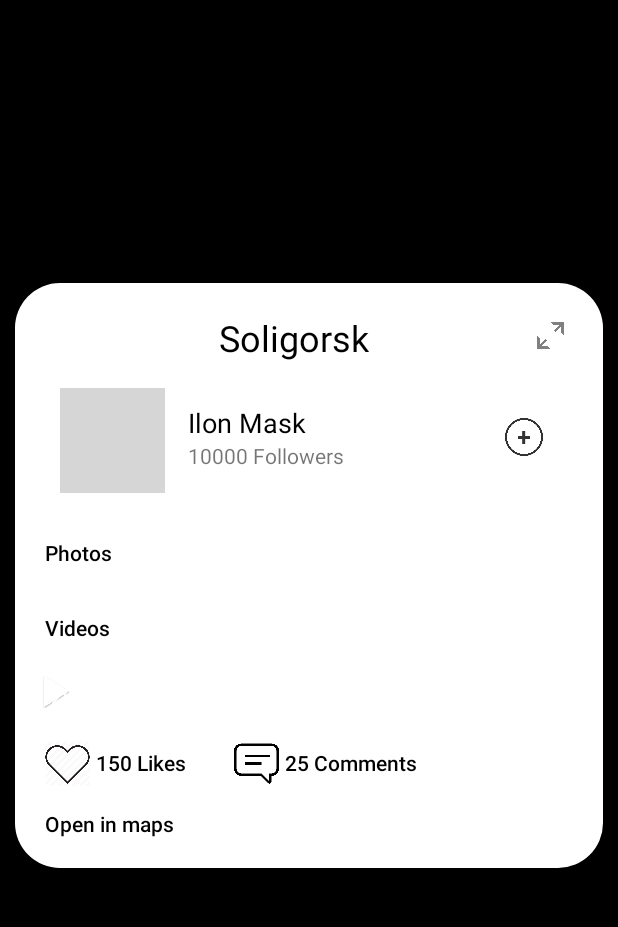
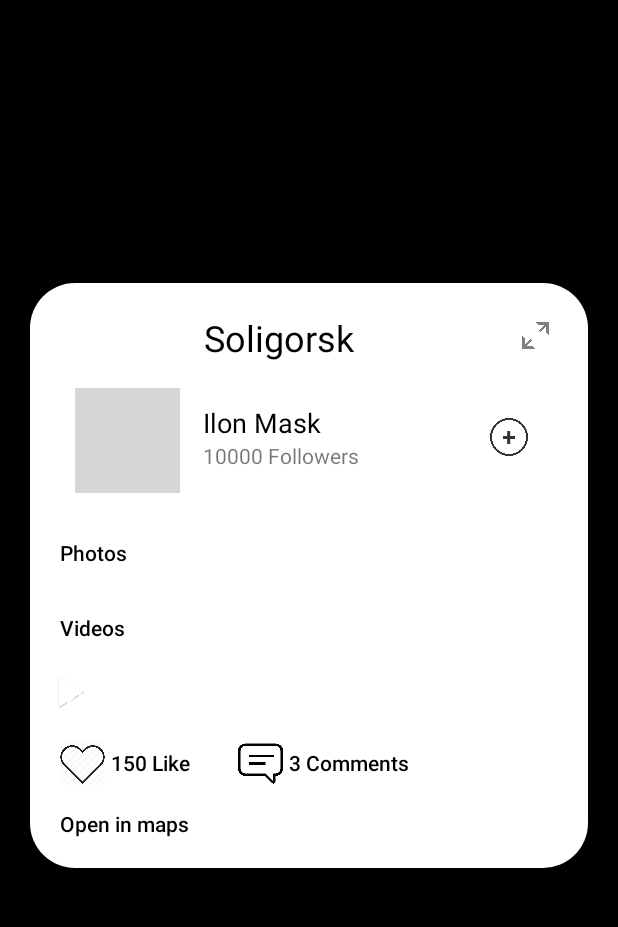
Before and after one commit to heapix-learn/discovery, an Android app: the screen it shows after launch (MainActivity), on a phone screen of 412 x 824 dp, the part 84-1011 px from its top. Run offline under Robolectric (Android 15) with nearby library versions, the phone set to English and light mode, and no system bars; our stand-ins replace CircleImageView; pictures from the network do not load; grey boxes are pictures that could not be loaded.

Commit message:
Added localization

```diff
--- a/app/src/main/java/com/heapixLearn/discovery/ui/post/preview/PhotoAdapter.java
+++ b/app/src/main/java/com/heapixLearn/discovery/ui/post/preview/PhotoAdapter.java
@@ -54,7 +54,7 @@ public class PhotoAdapter extends BaseAdapter {
             photo.setClipToOutline(true);
         }
 
-        Glide.with(context).load(photos.get(position)).apply(new RequestOptions().override(300, 300))
+        Glide.with(context).load(photos.get(position)).apply(new RequestOptions().override(250, 250))
                 .apply(new RequestOptions().centerCrop()).into(photo);
 
         view.setPadding(0, 0, 20, 0);
--- a/app/src/main/java/com/heapixLearn/discovery/ui/post/preview/PostPreviewFragment.java
+++ b/app/src/main/java/com/heapixLearn/discovery/ui/post/preview/PostPreviewFragment.java
@@ -38,6 +38,8 @@ public class PostPreviewFragment extends Fragment implements View.OnClickListene
     private static final String POSITION ="position";
     private static final String VIDEO_URL = "videosURL";
 
+    private static final int CODE_FOLLOWERS = 0;
+    private static final int CODE_COMMENTS = 1;
 
     CircleImageView avatar;
     TextView username;
@@ -84,7 +86,7 @@ public class PostPreviewFragment extends Fragment implements View.OnClickListene
         @Override
         public void run() {
             Toast.makeText(getContext(), Objects.requireNonNull(getContext())
-                            .getString(R.string.follow_on_failure), Toast.LENGTH_SHORT).show();
+                            .getString(R.string.unable_to_update_data), Toast.LENGTH_SHORT).show();
         }
     };
 
@@ -94,13 +96,9 @@ public class PostPreviewFragment extends Fragment implements View.OnClickListene
             if(currentUser.isPostLiked(currentPost.getId())){
                 currentUser.setLiked(currentPost.getId(), false);
                 btnLike.setBackgroundResource(R.drawable.button_like);
-                Toast.makeText(getContext(), Objects.requireNonNull(getContext())
-                        .getString(R.string.post_not_liked), Toast.LENGTH_SHORT).show();
             } else {
                 currentUser.setLiked(currentPost.getId(), true);
                 btnLike.setBackgroundResource(R.drawable.button_liked);
-                Toast.makeText(getContext(), Objects.requireNonNull(getContext())
-                        .getString(R.string.post_liked), Toast.LENGTH_SHORT).show();
             }
 
         }
@@ -110,7 +108,7 @@ public class PostPreviewFragment extends Fragment implements View.OnClickListene
         @Override
         public void run() {
             Toast.makeText(getContext(), Objects.requireNonNull(getContext())
-                    .getString(R.string.like_on_failure), Toast.LENGTH_SHORT).show();
+                    .getString(R.string.unable_to_update_data), Toast.LENGTH_SHORT).show();
         }
     };
 
@@ -165,7 +163,10 @@ public class PostPreviewFragment extends Fragment implements View.OnClickListene
 
         postManager = new PostManager();
         userManager = new UserManager();
-        //TODO : add id from other fragment via Bundle
+
+        /*currentPost = (IPost) Objects.requireNonNull(getActivity()).getIntent()
+                .getSerializableExtra("post");*/
+
         currentPost = postManager.getPostById(0);
         currentUser = userManager.getUserByAccountId(currentPost.getAccountId());
 
@@ -192,12 +193,11 @@ public class PostPreviewFragment extends Fragment implements View.OnClickListene
                 .into(avatar);
 
         username.setText(currentUser.getName());
-        followers.setText(String.valueOf(currentUser.getFollowers()) + " " +
-                getString(R.string.str_followers));
+        setTextNumbers(CODE_FOLLOWERS, followers, currentUser.getFollowers());
 
         nameLocation.setText(currentPost.getNameLocation());
-        quantityLikes.setText(currentPost.getLikes() + " " + getString(R.string.str_likes));
-        quantityComments.setText(currentPost.getComments() + " " + getString(R.string.str_comments));
+        quantityLikes.setText(currentPost.getLikes() + " " + getString(R.string.like));
+        setTextNumbers(CODE_COMMENTS, quantityComments, currentPost.getComments());
 
         if(currentUser.isFriend()){
             btnFollow.setBackgroundResource(R.drawable.button_follower);
@@ -217,6 +217,41 @@ public class PostPreviewFragment extends Fragment implements View.OnClickListene
         initVideos();
 
         return previewFragment;
+    }
+
+    private void setTextNumbers(int code, TextView textView, int quantity){
+        switch (code){
+            case 0:
+                if(quantity % 10 == 1){
+                    String followersOne = quantity + " " + previewFragment.getContext()
+                            .getString(R.string.followers_1);
+                    textView.setText(followersOne);
+                } else if(quantity % 10 >= 2 && quantity % 10 <= 4) {
+                    String followersTwoFour = quantity + " " +  previewFragment.getContext()
+                            .getString(R.string.followers_2_4);
+                    textView.setText(followersTwoFour);
+                } else {
+                    String followersDefault = quantity + " " + previewFragment.getContext()
+                            .getString(R.string.followers_default);
+                    textView.setText(followersDefault);
+                }
+                break;
+            case 1:
+                if(quantity % 10 == 1){
+                    String commentsOne = quantity + " " + previewFragment.getContext()
+                            .getString(R.string.comments_1);
+                    textView.setText(commentsOne);
+                } else if(quantity % 10 >= 2 && quantity % 10 <= 4) {
+                    String commentsTwoFour = quantity + " " +  previewFragment.getContext()
+                            .getString(R.string.comments_2_4);
+                    textView.setText(commentsTwoFour);
+                } else {
+                    String commentsDefault = quantity + " " + previewFragment.getContext()
+                            .getString(R.string.comments_default);
+                    textView.setText(commentsDefault);
+                }
+                break;
+        }
     }
 
     @Override
--- a/app/src/main/java/com/heapixLearn/discovery/ui/post/preview/VideoAdapter.java
+++ b/app/src/main/java/com/heapixLearn/discovery/ui/post/preview/VideoAdapter.java
@@ -6,6 +6,7 @@ import android.view.LayoutInflater;
 import android.view.View;
 import android.view.ViewGroup;
 import android.widget.BaseAdapter;
+import android.widget.ImageButton;
 import android.widget.ImageView;
 import android.widget.TextView;
 
@@ -62,7 +63,7 @@ public class VideoAdapter extends BaseAdapter {
 
         Glide.with(context)
                 .load(videoItems.get(position).getThumbnailURL())
-                .apply(new RequestOptions().override(300, 300))
+                .apply(new RequestOptions().override(250, 250))
                 .apply(new RequestOptions().centerCrop())
                 .into(thumbnail);
 
--- a/app/src/main/java/com/heapixLearn/discovery/ui/post/preview/dummy/PostManager.java
+++ b/app/src/main/java/com/heapixLearn/discovery/ui/post/preview/dummy/PostManager.java
@@ -28,7 +28,7 @@ public class PostManager implements IPostManager {
                         )
                 )),
                 "Soligorsk",
-                150, 25,
+                150, 3,
                 false, true)
         );
 
--- a/app/src/main/res/layout/post_preview_item.xml
+++ b/app/src/main/res/layout/post_preview_item.xml
@@ -18,8 +18,8 @@
             android:layout_width="wrap_content"
             android:layout_height="wrap_content"
             android:layout_gravity="center"
-            android:layout_marginStart="10dp"
-            android:layout_marginEnd="10dp"
+            android:layout_marginStart="20dp"
+            android:layout_marginEnd="20dp"
             android:background="@drawable/share_preview_form">
 
             <TextView
--- a/app/src/main/res/values/strings.xml
+++ b/app/src/main/res/values/strings.xml
@@ -1,18 +1,20 @@
 <resources>
-    <string name="app_name">Discovery</string>
+    <string name="app_name" translatable="false">Discovery</string>
     <string name="open_in_maps">Open in maps</string>
-    <string name="str_likes">Likes</string>
-    <string name="str_comments">Comments</string>
-    <string name="str_followers">Followers</string>
+
+    <string name="followers_2_4">Followers</string>
+    <string name="followers_1">Follower</string>
+    <string name="followers_default">Followers</string>
+
+    <string name="like">Like</string>
+
+    <string name="comments_2_4">Comments</string>
+    <string name="comments_1">Comment</string>
+    <string name="comments_default">Comments</string>
 
     <string name="contact_follow">Subscription issued</string>
     <string name="contact_unfollow">Subscription canceled</string>
-    <string name="follow_on_failure">Unable to subscribe</string>
     <string name="unable_to_update_data">Unable to update data</string>
-
-    <string name="post_liked">Post liked</string>
-    <string name="post_not_liked">Post not liked</string>
-    <string name="like_on_failure">Unable to like</string>
 
     <string name="photos">Photos</string>
     <string name="videos">Videos</string>
```
Also changed, not shown: 2 other files.
